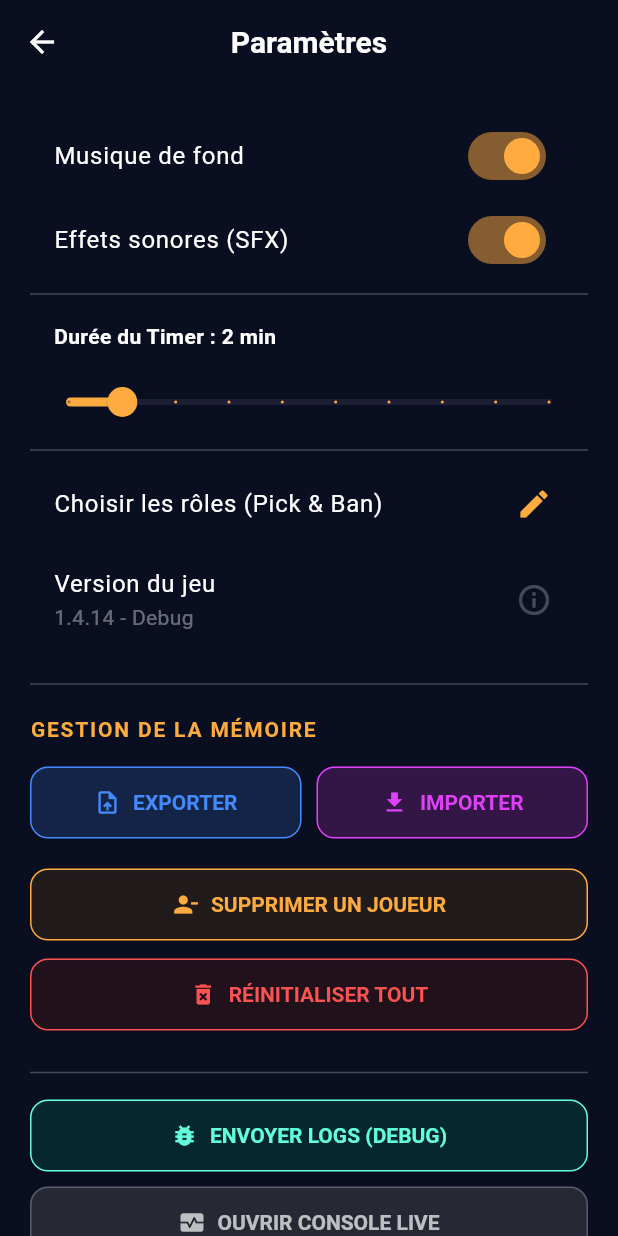
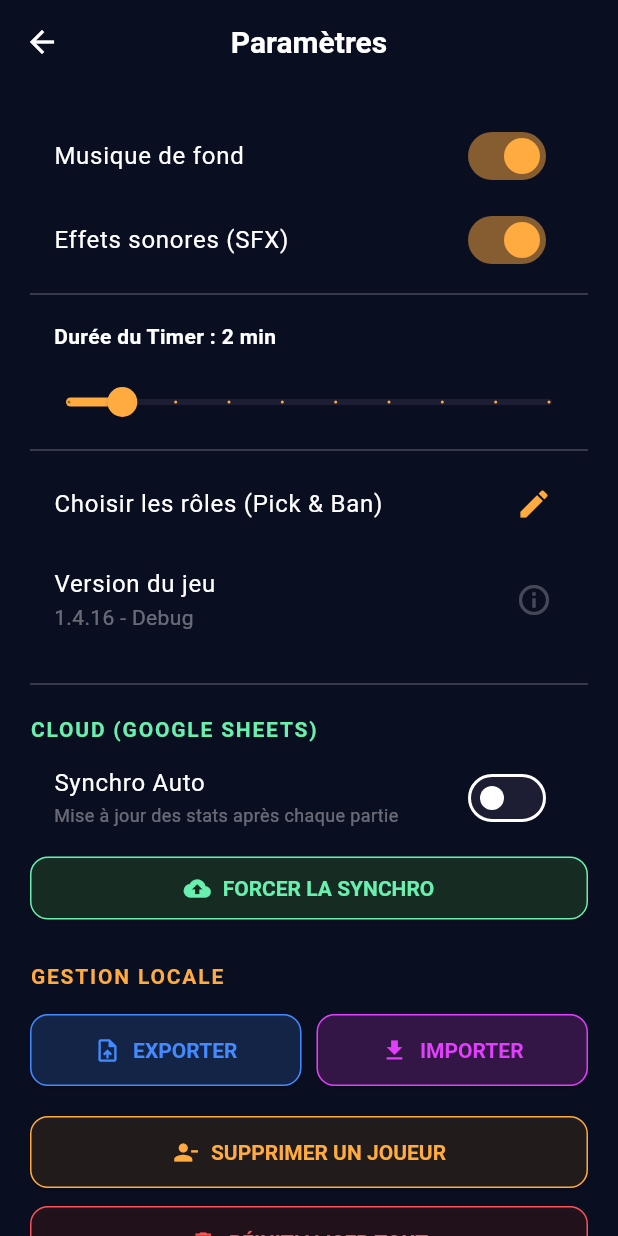
Before and after one commit to M1rcopol0/LGproject, a Flutter app: the SettingsScreen screen opened directly, on a phone screen of 412 x 824 dp. Run offline on Flutter 3.47's test engine with Material 3 defaults, Android fonts, the phone set to English and light mode, and no system bars; our stand-ins replace audioplayers, file_picker, font_awesome_flutter, share_plus, shared_preferences, talker_flutter; accounts and stored records are empty.

Commit message:
Ajout synchro succès

```diff
--- a/lib/fin.dart
+++ b/lib/fin.dart
@@ -1,9 +1,11 @@
 import 'package:flutter/material.dart';
+import 'package:shared_preferences/shared_preferences.dart'; // Nécessaire pour lire les prefs auto_cloud_sync
 import 'models/player.dart';
 import 'models/achievement.dart';
 import 'globals.dart';
 import 'trophy_service.dart';
 import 'achievement_logic.dart';
+import 'cloud_service.dart'; // Nécessaire pour la synchro
 import 'package:font_awesome_flutter/font_awesome_flutter.dart';
 
 class GameOverScreen extends StatefulWidget {
@@ -73,16 +75,17 @@ class _GameOverScreenState extends State<GameOverScreen> {
     computedWinners = computedWinners.toSet().toList();
     if (mounted) setState(() => winners = computedWinners);
 
-    // APPEL DE ACHIEVEMENT LOGIC POUR LE CHECK FINAL
-    // (Inclut le check de l'Archiviste et les déblocages de trophées de victoire)
-    AchievementLogic.checkEndGameAchievements(context, winners, activePlayers);
+    // 3. Vérifications des succès de Fin de Partie (Roi du CDI, Victoires, etc.)
+    if (mounted) {
+      AchievementLogic.checkEndGameAchievements(context, winners, activePlayers);
+    }
 
     if (widget.winnerType != "ÉGALITÉ_SANGUINAIRE" && winners.isNotEmpty) {
       String roleGroup = "SOLO";
       if (widget.winnerType == "VILLAGE") roleGroup = "VILLAGE";
       if (widget.winnerType == "LOUPS-GAROUS") roleGroup = "LOUPS-GAROUS";
 
-      // 3. Préparer les stats globales de la partie
+      // 4. Préparer les stats globales de la partie
       Map<String, dynamic> customStats = {
         'winner_role': widget.winnerType,
         'turn_count': globalTurnNumber,
@@ -102,10 +105,10 @@ class _GameOverScreenState extends State<GameOverScreen> {
         'exorcisme_success_win': exorcistWin,
       };
 
-      // 4. Enregistrer la victoire
+      // 5. Enregistrer la victoire dans la base locale
       await TrophyService.recordWin(winners, roleGroup, customData: customStats);
 
-      // 5. Vérifier les succès pour CHAQUE vainqueur (Complémentaire à checkEndGameAchievements)
+      // 6. Vérifier les succès individuels pour CHAQUE vainqueur
       for (var winner in winners) {
         Map<String, dynamic> stats = await TrophyService.getStats();
         Map<String, dynamic> playerStats = stats[winner.name] ?? {};
@@ -133,8 +136,6 @@ class _GameOverScreenState extends State<GameOverScreen> {
           'parking_shot_achieved': (winner.role?.toLowerCase() == "dingo" && winner.parkingShotUnlocked),
           'chaman_sniper_achieved': chamanSniperAchieved && (winner.role?.toLowerCase() == "loup-garou chaman"),
           'canaclean_present': winner.canacleanPresent,
-          // 'archiviste_all_powers_used_in_game': Géré via AchievementLogic.checkArchivisteEndGame
-          // 'archiviste_all_powers_cumulated': Géré via AchievementLogic.checkArchivisteEndGame
           'saved_by_own_quiche': winner.hasSavedSelfWithQuiche,
           'bled_protected_everyone': winner.protectedPlayersHistory.length >= (widget.players.length - 1),
           'devin_reveals_count': winner.devinRevealsCount,
@@ -145,7 +146,7 @@ class _GameOverScreenState extends State<GameOverScreen> {
           'tardos_suicide': winner.tardosSuicide,
         };
 
-        debugPrint("🔍 LOG [GameOver] : Check ${winner.name} -> BledUnique=${winner.protectedPlayersHistory.length} | Hosted=${winner.hostedCountThisGame}");
+        debugPrint("🔍 LOG [GameOver] : Check ${winner.name} -> BledUnique=${winner.protectedPlayersHistory.length}");
 
         for (var ach in AchievementData.allAchievements) {
           try {
@@ -162,6 +163,20 @@ class _GameOverScreenState extends State<GameOverScreen> {
           }
         }
       }
+    }
+
+    // 7. SYNCHRO CLOUD AUTOMATIQUE (NOUVEAU)
+    try {
+      final prefs = await SharedPreferences.getInstance();
+      bool autoSync = prefs.getBool('auto_cloud_sync') ?? false;
+
+      if (autoSync && mounted) {
+        debugPrint("☁️ LOG [GameOver] : Lancement de la sauvegarde automatique Google Sheets...");
+        // On n'attend pas (await) pour ne pas bloquer l'UI, le service gère les SnackBars
+        CloudService.uploadData(context);
+      }
+    } catch (e) {
+      debugPrint("⚠️ Erreur lors de la tentative de synchro auto : $e");
     }
 
     if (mounted) setState(() => _isLoading = false);
--- a/lib/globals.dart
+++ b/lib/globals.dart
@@ -8,7 +8,7 @@ import 'package:talker_flutter/talker_flutter.dart';
 const String routeGameMenu = '/GameMenu';
 
 // --- CONFIGURATION GÉNÉRALE ---
-String globalGameVersion = "1.4.14 - Debug";
+String globalGameVersion = "1.4.16 - Debug";
 late Talker globalTalker;
 
 // --- PARAMÈTRES AUDIO ---
--- a/lib/settings_screen.dart
+++ b/lib/settings_screen.dart
@@ -11,6 +11,7 @@ import 'globals.dart';
 import 'backup_service.dart';
 import 'trophy_service.dart';
 import 'models/player.dart';
+import 'cloud_service.dart'; // AJOUT : Service Google Sheets
 
 class SettingsScreen extends StatefulWidget {
   const SettingsScreen({super.key});
@@ -20,17 +21,19 @@ class SettingsScreen extends StatefulWidget {
 
 class _SettingsScreenState extends State<SettingsScreen> {
   double _volume = 1.0;
+  bool _autoCloudSync = false; // AJOUT : État du switch Cloud
 
   @override
   void initState() {
     super.initState();
-    _loadVolume();
+    _loadSettings(); // Modifié pour charger tout
   }
 
-  Future<void> _loadVolume() async {
+  Future<void> _loadSettings() async {
     final prefs = await SharedPreferences.getInstance();
     setState(() {
       _volume = prefs.getDouble('app_volume') ?? 1.0;
+      _autoCloudSync = prefs.getBool('auto_cloud_sync') ?? false; // AJOUT
     });
   }
 
@@ -40,6 +43,14 @@ class _SettingsScreenState extends State<SettingsScreen> {
     setState(() {
       _volume = value;
       globalVolume = value; // Mise à jour globale
+    });
+  }
+
+  Future<void> _setAutoCloud(bool value) async {
+    final prefs = await SharedPreferences.getInstance();
+    await prefs.setBool('auto_cloud_sync', value);
+    setState(() {
+      _autoCloudSync = value;
     });
   }
 
@@ -319,7 +330,35 @@ class _SettingsScreenState extends State<SettingsScreen> {
           ),
 
           const Divider(color: Colors.white24, height: 40),
-          const Text("GESTION DE LA MÉMOIRE", style: TextStyle(color: Colors.orangeAccent, fontWeight: FontWeight.bold, letterSpacing: 1.2)),
+
+          // --- AJOUT : SECTION CLOUD GOOGLE SHEETS ---
+          const Text("CLOUD (GOOGLE SHEETS)", style: TextStyle(color: Colors.greenAccent, fontWeight: FontWeight.bold, letterSpacing: 1.2)),
+
+          SwitchListTile(
+            title: const Text("Synchro Auto", style: TextStyle(color: Colors.white)),
+            subtitle: const Text("Mise à jour des stats après chaque partie", style: TextStyle(color: Colors.white38, fontSize: 12)),
+            value: _autoCloudSync,
+            activeColor: Colors.green,
+            onChanged: (val) => _setAutoCloud(val),
+          ),
+
+          ElevatedButton.icon(
+            style: ElevatedButton.styleFrom(
+              backgroundColor: Colors.green.withOpacity(0.2),
+              foregroundColor: Colors.greenAccent,
+              side: const BorderSide(color: Colors.greenAccent),
+              padding: const EdgeInsets.symmetric(vertical: 12),
+              shape: RoundedRectangleBorder(borderRadius: BorderRadius.circular(12)),
+            ),
+            onPressed: () => CloudService.uploadData(context),
+            icon: const Icon(Icons.cloud_upload),
+            label: const Text("FORCER LA SYNCHRO"),
+          ),
+
+          const SizedBox(height: 25),
+
+          // --- GESTION MEMOIRE LOCALE ---
+          const Text("GESTION LOCALE", style: TextStyle(color: Colors.orangeAccent, fontWeight: FontWeight.bold, letterSpacing: 1.2)),
           const SizedBox(height: 15),
 
           // --- BOUTONS EXPORT / IMPORT ---
--- a/pubspec.yaml
+++ b/pubspec.yaml
@@ -17,6 +17,7 @@ dependencies:
   file_picker: ^8.0.0
   font_awesome_flutter: ^10.12.0
   talker_flutter: ^5.1.13
+  http: ^1.2.0
 
 dev_dependencies:
   flutter_test:
```
Also changed, not shown: lib/cloud_service.dart (added, +94 -0 lines), pubspec.lock.
